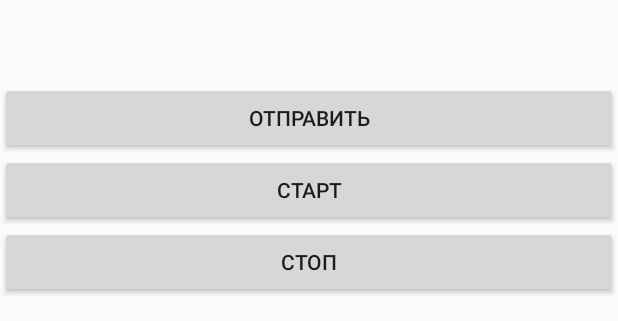
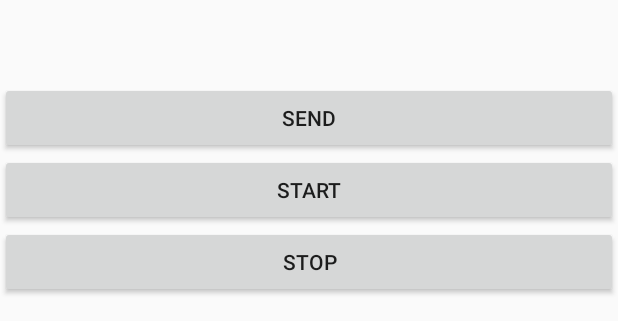
Before and after one commit to Orishkevich/AccelerometerApp, an Android app: the layout fragment_accelerometer.xml on its own in the app's theme, with its tools: preview values and no code run, on a phone screen of 412 x 824 dp. Shown: the part 912-1233 px from the top of the screen. Run offline under Robolectric (Android 15) with nearby library versions, the phone set to English and light mode, and no system bars.

```diff
--- a/app/src/main/java/com/orishkevich/accelerometerapp/AuthorizationActivity.java
+++ b/app/src/main/java/com/orishkevich/accelerometerapp/AuthorizationActivity.java
@@ -25,7 +25,7 @@ import com.google.firebase.auth.GoogleAuthProvider;
 
 public class AuthorizationActivity extends AppCompatActivity implements
         GoogleApiClient.OnConnectionFailedListener, View.OnClickListener {
-
+    private final String LOG_TAG = "AuthorizationActivity";
     private static final int RC_SIGN_IN = 9001;
     private SignInButton mAuthButton;
     private FirebaseAuth mFirebaseAuth;
@@ -75,7 +75,9 @@ public class AuthorizationActivity extends AppCompatActivity implements
             GoogleSignInResult result = Auth.GoogleSignInApi.getSignInResultFromIntent(data);
             if (result.isSuccess()) {
                 GoogleSignInAccount account = result.getSignInAccount();
+                Log.d(LOG_TAG,"Name: "+account.getDisplayName());
                 firebaseAuthWithGoogle(account);
+                account.getDisplayName();
                 Toast.makeText(AuthorizationActivity.this, "Authentication  successful.",
                         Toast.LENGTH_SHORT).show();
             } else {
--- a/app/src/main/java/com/orishkevich/accelerometerapp/fragment/AccelerometerFragment.java
+++ b/app/src/main/java/com/orishkevich/accelerometerapp/fragment/AccelerometerFragment.java
@@ -154,8 +154,10 @@ public class AccelerometerFragment extends Fragment {
             public void onClick(View view) {
 
 
+
+
                 Toast.makeText(getActivity(), "Данные отправленны", Toast.LENGTH_SHORT).show();
-                mSimpleFirechatDatabaseReference.child("Sesions").push().setValue(arrayAccelModel);
+                mSimpleFirechatDatabaseReference.child(arrayAccelModel.getUser()).child("Sesion").push().setValue(arrayAccelModel);
             }
         });
     }
--- a/app/src/main/res/layout/fragment_accelerometer.xml
+++ b/app/src/main/res/layout/fragment_accelerometer.xml
@@ -16,24 +16,25 @@
         android:layout_width="match_parent"
         android:layout_height="wrap_content"
          />
+
     <Button
         android:id="@+id/button_start"
         android:layout_width="match_parent"
         android:layout_height="wrap_content"
-        android:text="Старт"
         android:layout_above="@+id/button_stop"
+        android:layout_toEndOf="@+id/tvText"
         android:layout_toRightOf="@+id/tvText"
-        android:layout_toEndOf="@+id/tvText" />
+        android:text="@string/start" />
 
     <Button
         android:id="@+id/button_stop"
         android:layout_width="match_parent"
         android:layout_height="wrap_content"
-        android:text="Стоп"
         android:layout_alignParentBottom="true"
         android:layout_alignParentLeft="true"
         android:layout_alignParentStart="true"
-        android:layout_marginBottom="17dp" />
+        android:layout_marginBottom="17dp"
+        android:text="@string/stop" />
 
     <Button
         android:id="@+id/sendButton"
@@ -41,7 +42,7 @@
         android:layout_height="wrap_content"
         android:layout_above="@+id/button_start"
         android:layout_centerHorizontal="true"
-        android:text="Отправить" />
+        android:text="@string/send" />
 
 
 </RelativeLayout>
--- a/app/src/main/res/values/strings.xml
+++ b/app/src/main/res/values/strings.xml
@@ -5,5 +5,8 @@
     <string name="section_format">Hello World from section: %1$d</string>
 
     <!-- TODO: Remove or change this placeholder text -->
-    <string name="hello_blank_fragment">Hello blank fragment</string>
+    <string name="start">START</string>
+    <string name="stop">STOP</string>
+    <string name="send">SEND</string>
+    <string name="ref">REFRESH</string>
 </resources>
```
Also changed, not shown: app/src/main/java/com/orishkevich/accelerometerapp/fragment/GraphViewFragment.java (+22 -3 lines), app/src/main/res/layout/fragment_graph_view.xml (+3 -14 lines).
